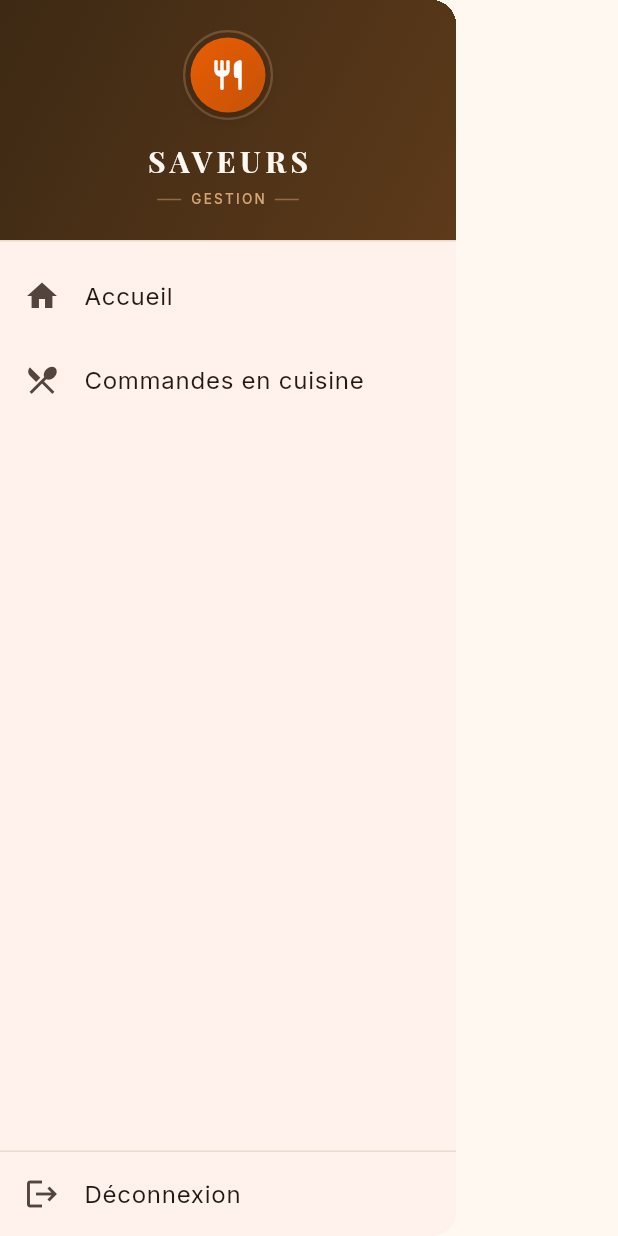
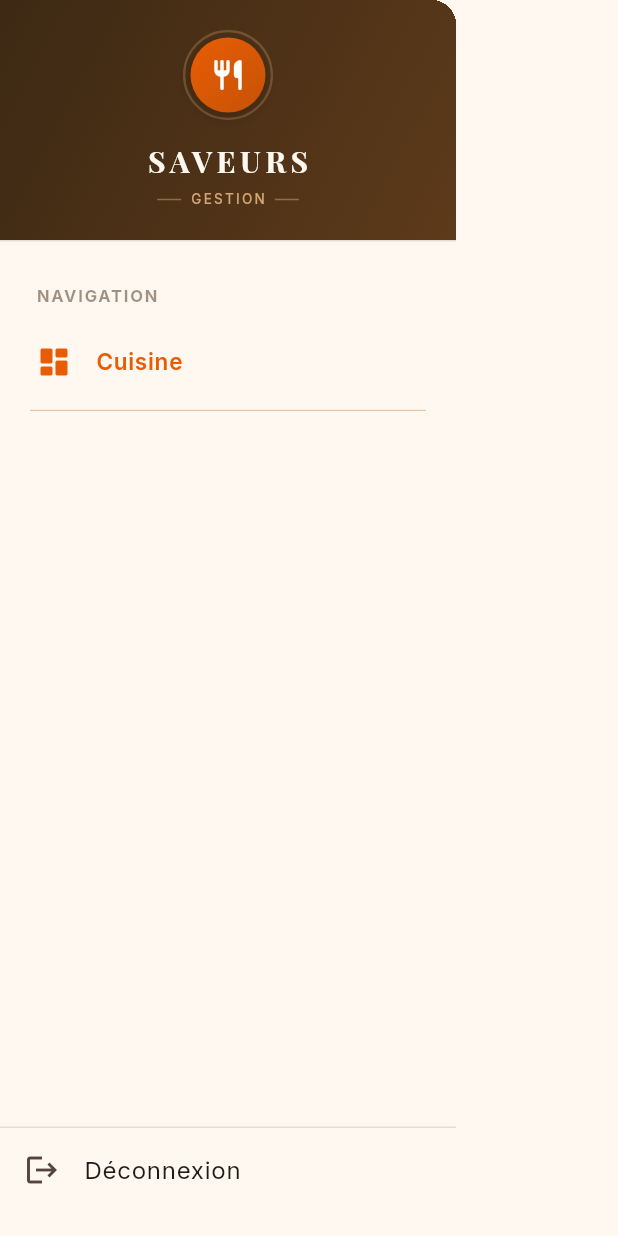
Before and after one commit to maroua-maliki/Gestion-Restaurant-Mobile, a Flutter app: the ChefDrawer widget shown alone on an empty page, opened directly, on a phone screen of 412 x 824 dp. Run offline on Flutter 3.47's test engine with Material 3 defaults, Android fonts, the phone set to English and light mode, and no system bars; our stand-ins replace audioplayers, cloud_firestore, cloud_functions, firebase_auth, firebase_core, firebase_storage and 3 more; accounts and stored records are empty; generated files the repository leaves out were written again; statements that could not run were skipped.

Commit message:
style chef

```diff
--- a/lib/screens/admin/tables/manage_tables_screen.dart
+++ b/lib/screens/admin/tables/manage_tables_screen.dart
@@ -4,6 +4,11 @@ import 'package:restaurantapp/models/user_model.dart';
 import 'package:restaurantapp/services/table_service.dart';
 import 'package:restaurantapp/services/user_service.dart';
 import 'package:restaurantapp/widgets/admin_drawer.dart';
+
+const Color _warmOrange = Color(0xFFE85D04);
+const Color _deepBrown = Color(0xFF3D2914);
+const Color _cream = Color(0xFFFFF8F0);
+const Color _gold = Color(0xFFD4A574);
 
 class ManageTablesScreen extends StatefulWidget {
   const ManageTablesScreen({super.key});
@@ -117,9 +122,9 @@ class _ManageTablesScreenState extends State<ManageTablesScreen> {
         if (!userSnapshot.hasData || !userSnapshot.data!.exists) return const SizedBox.shrink();
         final userData = userSnapshot.data!.data() as Map<String, dynamic>;
         return Chip(
-          avatar: const Icon(Icons.person, size: 16),
-          label: Text(userData['displayName'] ?? 'Serveur', overflow: TextOverflow.ellipsis, style: const TextStyle(fontSize: 11)),
-          backgroundColor: Colors.grey.shade200,
+          avatar: const Icon(Icons.person, size: 16, color: _deepBrown),
+          label: Text(userData['displayName'] ?? 'Serveur', overflow: TextOverflow.ellipsis, style: const TextStyle(fontSize: 11, color: _deepBrown, fontWeight: FontWeight.bold)),
+          backgroundColor: _gold.withOpacity(0.5),
           side: BorderSide.none,
           padding: const EdgeInsets.symmetric(horizontal: 4),
         );
--- a/lib/widgets/chef_drawer.dart
+++ b/lib/widgets/chef_drawer.dart
@@ -1,7 +1,14 @@
 import 'package:flutter/material.dart';
+import 'package:google_fonts/google_fonts.dart';
 import 'package:restaurantapp/screens/main_screen.dart';
 import 'package:restaurantapp/widgets/app_drawer_header.dart';
 import 'package:restaurantapp/widgets/logout_list_tile.dart';
+
+// Restaurant theme colors (same as admin/serveur)
+const Color _warmOrange = Color(0xFFE85D04);
+const Color _deepBrown = Color(0xFF3D2914);
+const Color _cream = Color(0xFFFFF8F0);
+const Color _gold = Color(0xFFD4A574);
 
 class ChefDrawer extends StatelessWidget {
   const ChefDrawer({super.key});
@@ -9,33 +16,79 @@ class ChefDrawer extends StatelessWidget {
   @override
   Widget build(BuildContext context) {
     return Drawer(
+      backgroundColor: _cream,
       child: Column(
         children: [
           const AppDrawerHeader(),
-          ListTile(
-            leading: const Icon(Icons.home),
-            title: const Text('Accueil'),
-            onTap: () {
-              Navigator.pushReplacement(
-                context,
-                MaterialPageRoute(builder: (_) => const MainScreen(userRole: 'Chef')),
-              );
-            },
+          Expanded(
+            child: SingleChildScrollView(
+              child: Column(
+                children: [
+                  const SizedBox(height: 12),
+                  _buildSectionHeader('Navigation'),
+                  _buildDrawerItem(
+                    context: context,
+                    icon: Icons.dashboard_rounded,
+                    title: 'Cuisine',
+                    onTap: () => Navigator.pushReplacement(context, MaterialPageRoute(builder: (_) => const MainScreen(userRole: 'Chef'))),
+                    isHighlight: true, // Highlight the main page
+                  ),
+                  const Divider(color: _gold, indent: 20, endIndent: 20, thickness: 0.5),
+                  // Add other chef-related actions here if needed in the future
+                ],
+              ),
+            ),
           ),
-          ListTile(
-            leading: const Icon(Icons.restaurant_menu),
-            title: const Text('Commandes en cuisine'),
-            onTap: () {
-              Navigator.pushReplacement(
-                context,
-                MaterialPageRoute(builder: (_) => const MainScreen(userRole: 'Chef')),
-              );
-            },
-          ),
-          const Spacer(),
           const LogoutListTile(),
+          const SizedBox(height: 16),
         ],
       ),
     );
   }
+
+  Widget _buildSectionHeader(String title) {
+    return Padding(
+      padding: const EdgeInsets.fromLTRB(24, 8, 24, 4),
+      child: Align(
+        alignment: Alignment.centerLeft,
+        child: Text(
+          title.toUpperCase(),
+          style: GoogleFonts.inter(
+            fontSize: 11,
+            fontWeight: FontWeight.bold,
+            color: _deepBrown.withAlpha(128),
+            letterSpacing: 1.2,
+          ),
+        ),
+      ),
+    );
+  }
+
+  Widget _buildDrawerItem({
+    required BuildContext context,
+    required IconData icon,
+    required String title,
+    required VoidCallback onTap,
+    bool isHighlight = false,
+  }) {
+    return ListTile(
+      contentPadding: const EdgeInsets.symmetric(horizontal: 24, vertical: 4),
+      leading: Icon(
+        icon,
+        color: isHighlight ? _warmOrange : _deepBrown,
+        size: 24
+      ),
+      title: Text(
+        title,
+        style: GoogleFonts.inter(
+          fontSize: 15,
+          fontWeight: isHighlight ? FontWeight.w600 : FontWeight.w500,
+          color: isHighlight ? _warmOrange : _deepBrown,
+        )
+      ),
+      onTap: onTap,
+      shape: RoundedRectangleBorder(borderRadius: BorderRadius.circular(8)),
+      hoverColor: _warmOrange.withAlpha(13),
+    );
+  }
 }
```
Also changed, not shown: lib/screens/main_screen.dart (+6 -28 lines).
